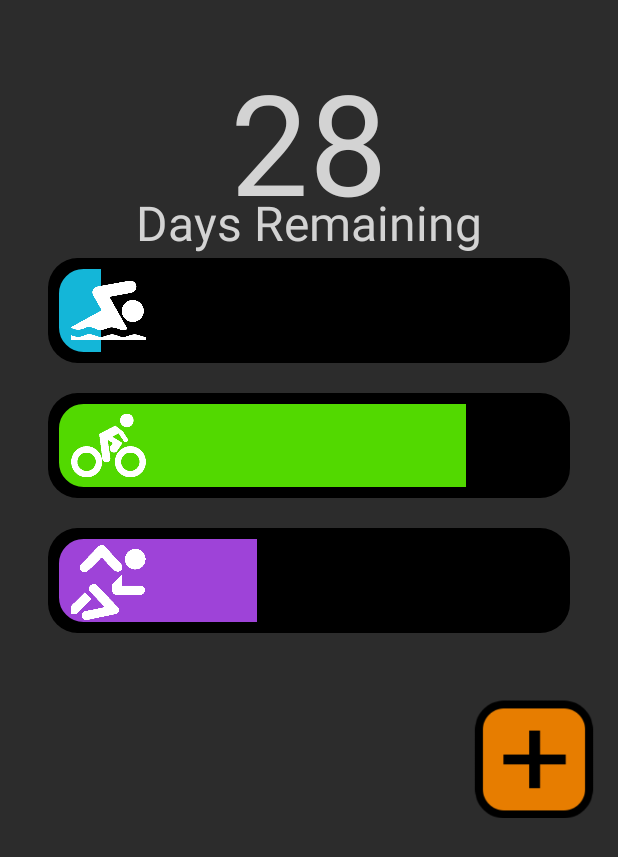
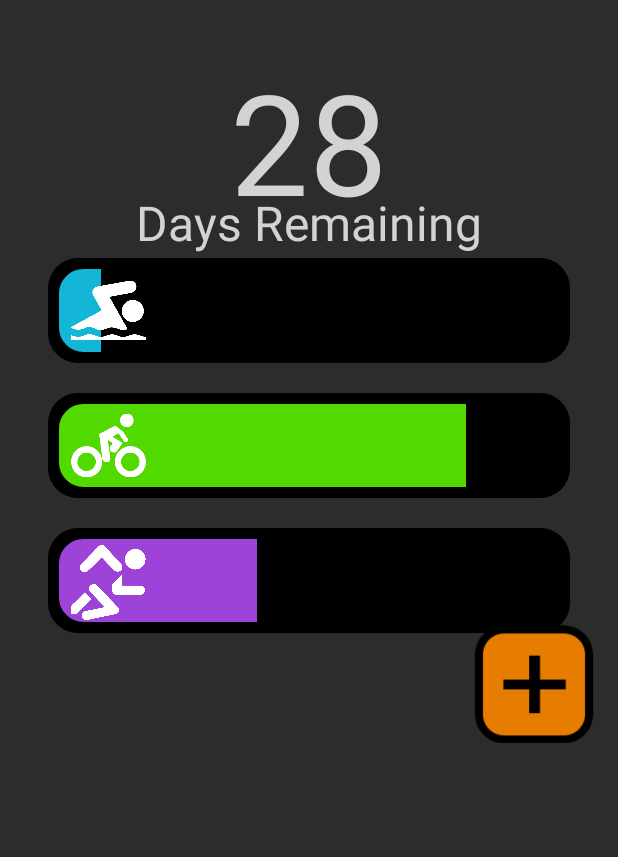
Before and after one commit to Ittociwam/IronmanApp, an Android app: the screen it shows after launch (MainActivity), on a phone screen of 412 x 824 dp. Shown: the top 857 px of the screen. Run offline under Robolectric (Android 15) with nearby library versions, the light colour scheme and no system bars; network calls fail.

Commit message:
johns changes to GUI
Signed-off-by: Robbie <ittociwam@hotmail.com>

```diff
--- a/app/src/main/java/cs246/ironmanapp/MainActivity.java
+++ b/app/src/main/java/cs246/ironmanapp/MainActivity.java
@@ -35,7 +35,7 @@ public class MainActivity extends ActionBarActivity {
     public static List<Structs.Contestant> contestants;
     public List<Structs.Entry> entries;
     private android.os.Handler handler;
-    public static String json;
+    //public static String json;
     public ListView lView;
     private static Context context;
     public ArrayAdapter<String> adapter;
@@ -78,6 +78,7 @@ public class MainActivity extends ActionBarActivity {
 
 
         class Task implements Runnable {
+            public String json;
             private String url;
             private String params;
             /**
--- a/app/src/main/res/drawable/progress.xml
+++ b/app/src/main/res/drawable/progress.xml
@@ -12,7 +12,7 @@
             <shape android:shape="rectangle" >
                 <corners android:radius="20dip" />
                 <solid
-                    android:color="#52d900"
+                    android:color="#000000"
                     />
                 <stroke
                     android:width="7dip"
--- a/app/src/main/res/drawable/progressblu.xml
+++ b/app/src/main/res/drawable/progressblu.xml
@@ -12,7 +12,7 @@
             <shape android:shape="rectangle" >
                 <corners android:radius="20dip" />
                 <solid
-                    android:color="#14b6d8"
+                    android:color="#000000"
                     />
                 <stroke
                     android:width="7dip"
--- a/app/src/main/res/drawable/progresspurp.xml
+++ b/app/src/main/res/drawable/progresspurp.xml
@@ -12,7 +12,7 @@
             <shape android:shape="rectangle" >
                 <corners android:radius="20dip" />
                 <solid
-                    android:color="#9e43d8"
+                    android:color="#000000"
                     />
                 <stroke
                     android:width="7dip"
--- a/app/src/main/res/layout/activity_main.xml
+++ b/app/src/main/res/layout/activity_main.xml
@@ -46,7 +46,7 @@
                 android:progressBackgroundTint="#000000"
                 android:layout_marginTop="140dp"
                 android:progressDrawable="@drawable/progressblu"
-                />
+                android:secondaryProgress="100" />
 
             <ImageView
                 android:layout_width="50dp"
@@ -77,7 +77,8 @@
 
                 android:progressDrawable="@drawable/progress"
                 android:clickable="true"
-                android:onClick="testProgress" />
+                android:onClick="testProgress"
+                android:secondaryProgress="100" />
 
             <ProgressBar
                 style="@android:style/Widget.ProgressBar.Horizontal"
@@ -93,7 +94,7 @@
                 android:progress="40"
 
                 android:progressDrawable="@drawable/progresspurp"
-                />
+                android:secondaryProgress="100" />
 
             <ImageView
                 android:layout_width="50dp"
@@ -138,7 +139,7 @@
         android:layout_height="80dp"
         android:id="@+id/imageView3"
 
-        android:layout_marginTop="450dp"
+        android:layout_marginTop="400dp"
         android:src="@drawable/plus"
         android:clickable="true"
         android:onClick="testProgress"
```
